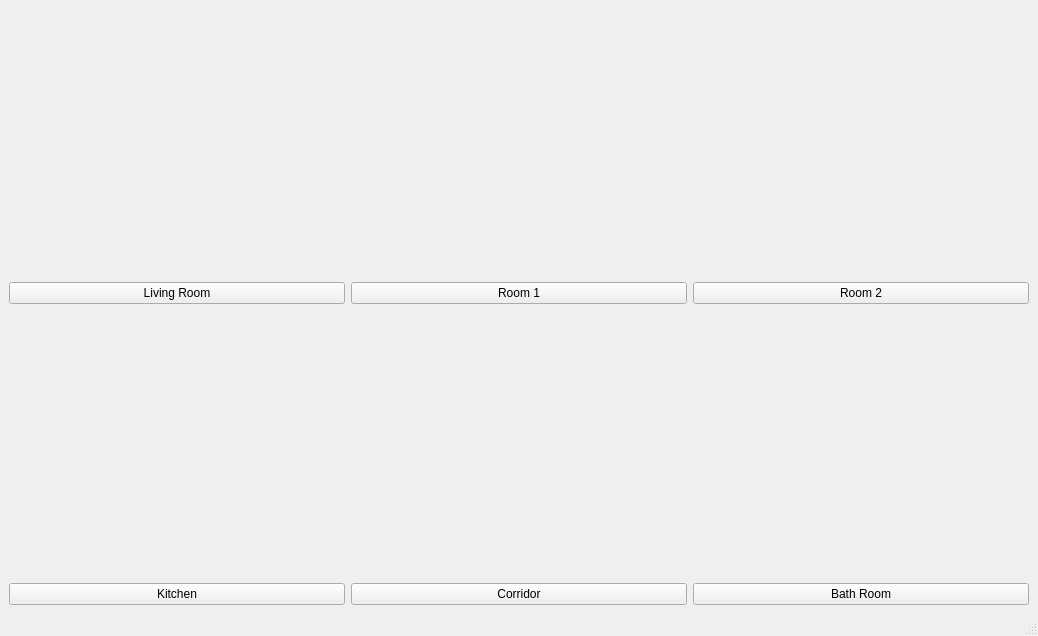
Before: the Qt Designer form DeskTop App/UIs/home.ui in mohab-hisham/Smart-Home-System-controlled-by-EEG, drawn with Qt 5.
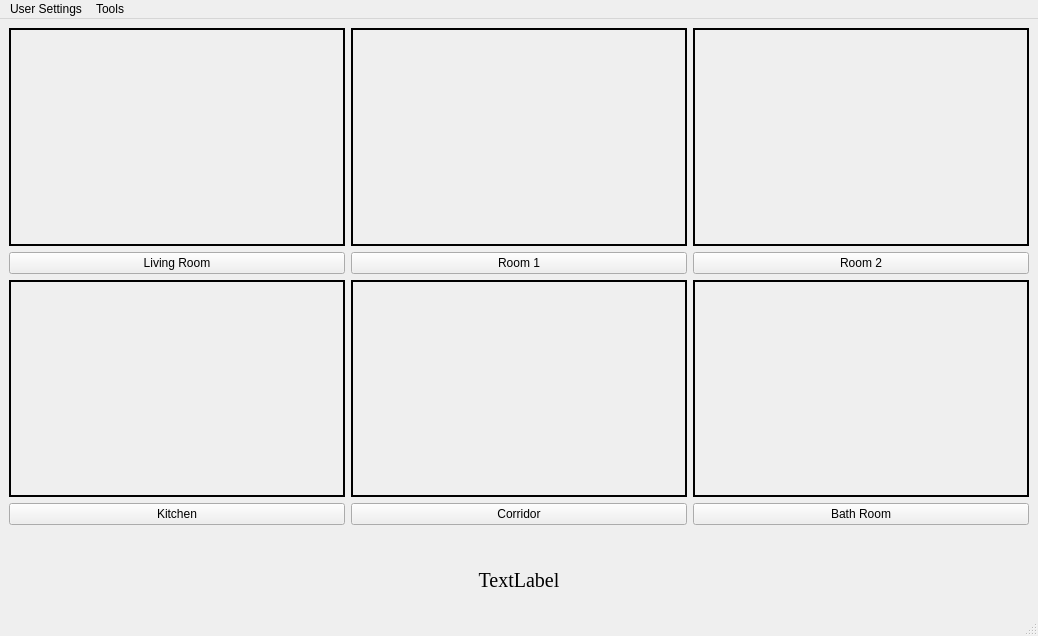
After: the same form once the commit is applied.

```diff
--- a/DeskTop App/UIs/home.ui
+++ b/DeskTop App/UIs/home.ui
@@ -14,11 +14,75 @@
    <string>My Smart Home</string>
   </property>
   <widget class="QWidget" name="centralwidget">
-   <layout class="QGridLayout" name="gridLayout">
-    <item row="0" column="0">
+   <layout class="QGridLayout" name="gridLayout" rowstretch="0,10,10,1,2">
+    <item row="2" column="0">
+     <layout class="QVBoxLayout" name="verticalLayout_4">
+      <item>
+       <widget class="QLabel" name="kitchen_label">
+        <property name="frameShape">
+         <enum>QFrame::WinPanel</enum>
+        </property>
+        <property name="text">
+         <string/>
+        </property>
+        <property name="scaledContents">
+         <bool>true</bool>
+        </property>
+       </widget>
+      </item>
+      <item>
+       <widget class="QPushButton" name="kitchenButton">
+        <property name="text">
+         <string>Kitchen</string>
+        </property>
+       </widget>
+      </item>
+     </layout>
+    </item>
+    <item row="3" column="0">
+     <spacer name="verticalSpacer">
+      <property name="orientation">
+       <enum>Qt::Vertical</enum>
+      </property>
+      <property name="sizeHint" stdset="0">
+       <size>
+        <width>20</width>
+        <height>40</height>
+       </size>
+      </property>
+     </spacer>
+    </item>
+    <item row="1" column="2">
+     <layout class="QVBoxLayout" name="verticalLayout">
+      <item>
+       <widget class="QLabel" name="room2_label">
+        <property name="frameShape">
+         <enum>QFrame::WinPanel</enum>
+        </property>
+        <property name="text">
+         <string/>
+        </property>
+        <property name="scaledContents">
+         <bool>true</bool>
+        </property>
+       </widget>
+      </item>
+      <item>
+       <widget class="QPushButton" name="room2_Button">
+        <property name="text">
+         <string>Room 2</string>
+        </property>
+       </widget>
+      </item>
+     </layout>
+    </item>
+    <item row="1" column="0">
      <layout class="QVBoxLayout" name="verticalLayout_3">
       <item>
        <widget class="QLabel" name="living_label">
+        <property name="frameShape">
+         <enum>QFrame::WinPanel</enum>
+        </property>
         <property name="text">
          <string/>
         </property>
@@ -36,10 +100,37 @@
       </item>
      </layout>
     </item>
-    <item row="0" column="1">
+    <item row="2" column="2">
+     <layout class="QVBoxLayout" name="verticalLayout_6">
+      <item>
+       <widget class="QLabel" name="bath_label">
+        <property name="frameShape">
+         <enum>QFrame::WinPanel</enum>
+        </property>
+        <property name="text">
+         <string/>
+        </property>
+        <property name="scaledContents">
+         <bool>true</bool>
+        </property>
+       </widget>
+      </item>
+      <item>
+       <widget class="QPushButton" name="bathButton">
+        <property name="text">
+         <string>Bath Room</string>
+        </property>
+       </widget>
+      </item>
+     </layout>
+    </item>
+    <item row="1" column="1">
      <layout class="QVBoxLayout" name="verticalLayout_2">
       <item>
        <widget class="QLabel" name="room1_label">
+        <property name="frameShape">
+         <enum>QFrame::WinPanel</enum>
+        </property>
         <property name="text">
          <string/>
         </property>
@@ -57,52 +148,13 @@
       </item>
      </layout>
     </item>
-    <item row="0" column="2">
-     <layout class="QVBoxLayout" name="verticalLayout">
-      <item>
-       <widget class="QLabel" name="room2_label">
-        <property name="text">
-         <string/>
-        </property>
-        <property name="scaledContents">
-         <bool>true</bool>
-        </property>
-       </widget>
-      </item>
-      <item>
-       <widget class="QPushButton" name="room2_Button">
-        <property name="text">
-         <string>Room 2</string>
-        </property>
-       </widget>
-      </item>
-     </layout>
-    </item>
-    <item row="1" column="0">
-     <layout class="QVBoxLayout" name="verticalLayout_4">
-      <item>
-       <widget class="QLabel" name="kitchen_label">
-        <property name="text">
-         <string/>
-        </property>
-        <property name="scaledContents">
-         <bool>true</bool>
-        </property>
-       </widget>
-      </item>
-      <item>
-       <widget class="QPushButton" name="kitchenButton">
-        <property name="text">
-         <string>Kitchen</string>
-        </property>
-       </widget>
-      </item>
-     </layout>
-    </item>
-    <item row="1" column="1">
+    <item row="2" column="1">
      <layout class="QVBoxLayout" name="verticalLayout_5">
       <item>
        <widget class="QLabel" name="lobby_label">
+        <property name="frameShape">
+         <enum>QFrame::WinPanel</enum>
+        </property>
         <property name="text">
          <string/>
         </property>
@@ -120,26 +172,30 @@
       </item>
      </layout>
     </item>
-    <item row="1" column="2">
-     <layout class="QVBoxLayout" name="verticalLayout_6">
-      <item>
-       <widget class="QLabel" name="bath_label">
-        <property name="text">
-         <string/>
-        </property>
-        <property name="scaledContents">
-         <bool>true</bool>
-        </property>
-       </widget>
-      </item>
-      <item>
-       <widget class="QPushButton" name="bathButton">
-        <property name="text">
-         <string>Bath Room</string>
-        </property>
-       </widget>
-      </item>
-     </layout>
+    <item row="4" column="0" colspan="3">
+     <widget class="QLabel" name="message_label">
+      <property name="font">
+       <font>
+        <family>Times New Roman</family>
+        <pointsize>15</pointsize>
+        <weight>50</weight>
+        <italic>false</italic>
+        <bold>false</bold>
+       </font>
+      </property>
+      <property name="layoutDirection">
+       <enum>Qt::LeftToRight</enum>
+      </property>
+      <property name="frameShape">
+       <enum>QFrame::NoFrame</enum>
+      </property>
+      <property name="text">
+       <string>TextLabel</string>
+      </property>
+      <property name="alignment">
+       <set>Qt::AlignCenter</set>
+      </property>
+     </widget>
     </item>
    </layout>
   </widget>
@@ -152,6 +208,22 @@
      <height>26</height>
     </rect>
    </property>
+   <widget class="QMenu" name="menuUser_Settings">
+    <property name="title">
+     <string>User Settings</string>
+    </property>
+    <addaction name="actionCalibration_2"/>
+    <addaction name="actionControls"/>
+   </widget>
+   <widget class="QMenu" name="menuTools">
+    <property name="title">
+     <string>Tools</string>
+    </property>
+    <addaction name="actionMessage"/>
+    <addaction name="actionFall_Detection"/>
+   </widget>
+   <addaction name="menuUser_Settings"/>
+   <addaction name="menuTools"/>
   </widget>
   <widget class="QStatusBar" name="statusbar"/>
  </widget>
```
Left out of the diff: 33 changed lines with no effect on the pictures.
